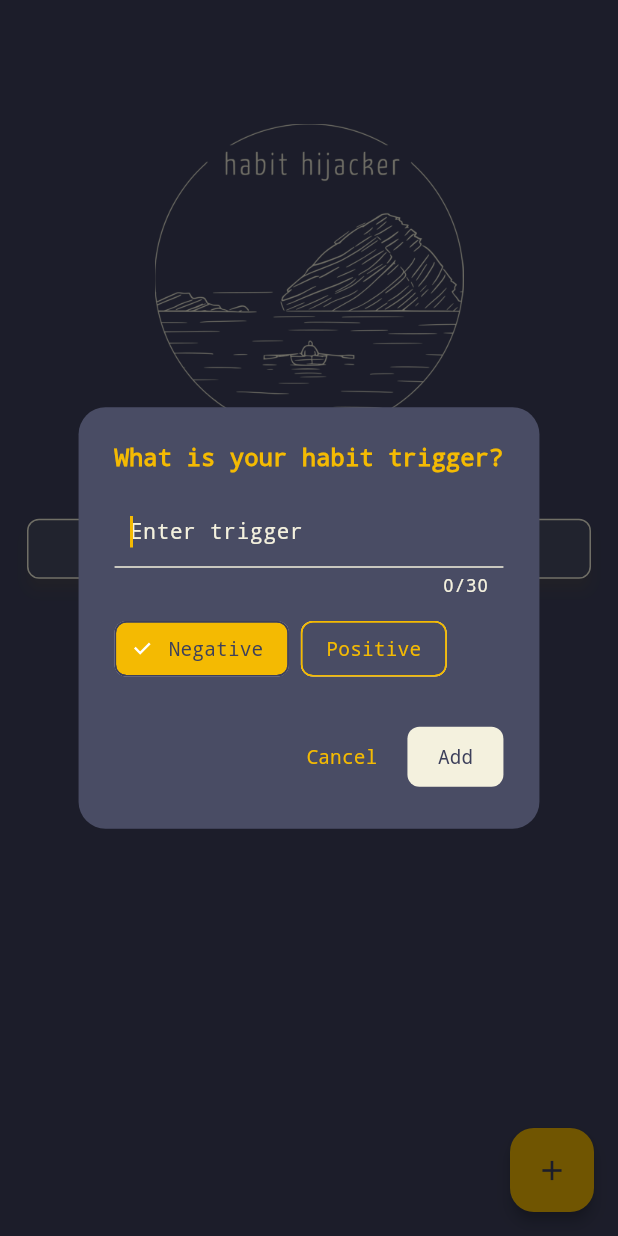
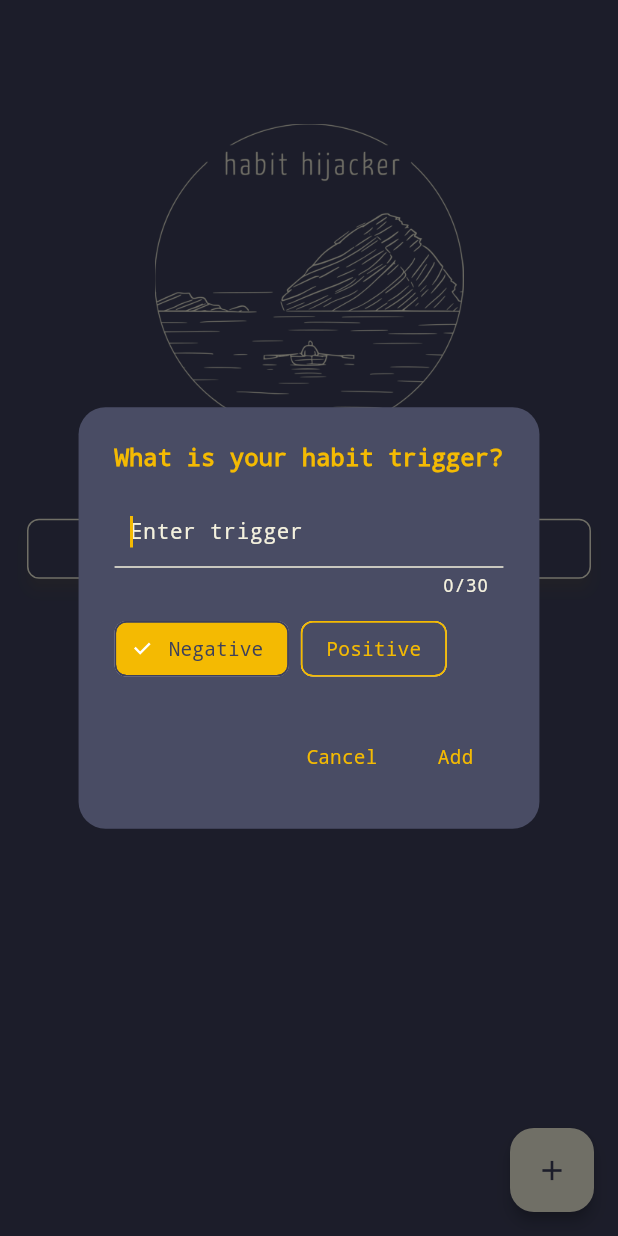
Before and after one commit to bernibra/habit_hijacker, a Flutter app: the screen it shows after launch, after a tap on the "add" icon, on a phone screen of 412 x 824 dp. Run offline on Flutter 3.47's test engine with Material 3 defaults, Android fonts, the phone set to English and light mode, and no system bars; our stand-ins replace audioplayers, confetti, fl_chart, flutter_svg, hive, hive_flutter and 1 more; accounts and stored records are empty.

Commit message:
UI: unify trigger button colors and improve add trigger dialog styling

```diff
--- a/lib/main.dart
+++ b/lib/main.dart
@@ -200,7 +200,7 @@ class _LandingPageState extends State<LandingPage> {
                         )),
                     selected: !isPositive,
                     selectedColor: cssAccent,
-                    backgroundColor: !isPositive ? cssAccent : cssSecondary,
+                    backgroundColor: cssSecondary,
                     side: BorderSide(color: !isPositive ? cssBackground : cssAccent),
                     onSelected: (selected) {
                       isPositive = false;
@@ -217,7 +217,7 @@ class _LandingPageState extends State<LandingPage> {
                         )),
                     selected: isPositive,
                     selectedColor: cssAccent,
-                    backgroundColor: isPositive ? cssAccent : cssSecondary,
+                    backgroundColor: cssSecondary,
                     side: BorderSide(color: isPositive ? cssBackground : cssAccent),
                     onSelected: (selected) {
                       isPositive = true;
@@ -242,14 +242,7 @@ class _LandingPageState extends State<LandingPage> {
                   _addTrigger(newTrigger.trim(), isPositive);
                 }
               },
-              style: TextButton.styleFrom(
-                backgroundColor: cssText,
-                foregroundColor: cssBackground,
-                textStyle: TextStyle(fontFamily: cssMonoFont, fontSize: 13),
-                padding: const EdgeInsets.symmetric(horizontal: 18, vertical: 8),
-                shape: RoundedRectangleBorder(borderRadius: BorderRadius.circular(8)),
-              ),
-              child: Text('Add'),
+              child: Text('Add', style: TextStyle(fontFamily: cssMonoFont, fontSize: 13)),
             ),
           ],
         );
@@ -338,11 +331,10 @@ class _LandingPageState extends State<LandingPage> {
             child: Column(
               mainAxisSize: MainAxisSize.min,
               children: [
-                // First button: always the positive response (yellow)
                 ElevatedButton(
                   onPressed: () {
                     Navigator.of(context).pop();
-                    _handleTriggerAction(trigger, trigger.isPositive); // true for positive, false for negative
+                    _handleTriggerAction(trigger, true); // averted
                   },
                   style: ElevatedButton.styleFrom(
                     backgroundColor: cssAccent,
@@ -353,14 +345,13 @@ class _LandingPageState extends State<LandingPage> {
                     elevation: 4,
                     shadowColor: cssShadow,
                   ),
-                  child: Text(trigger.isPositive ? 'indulged' : 'averted', style: TextStyle(fontFamily: cssMonoFont, fontSize: 15)),
+                  child: Text('averted', style: TextStyle(fontFamily: cssMonoFont, fontSize: 15)),
                 ),
                 const SizedBox(height: 10),
-                // Second button: always the negative response (secondary)
                 ElevatedButton(
                   onPressed: () {
                     Navigator.of(context).pop();
-                    _handleTriggerAction(trigger, !trigger.isPositive); // false for positive, true for negative
+                    _handleTriggerAction(trigger, false); // indulged
                   },
                   style: ElevatedButton.styleFrom(
                     backgroundColor: cssSecondary,
@@ -371,7 +362,7 @@ class _LandingPageState extends State<LandingPage> {
                     elevation: 4,
                     shadowColor: cssShadow,
                   ),
-                  child: Text(trigger.isPositive ? 'averted' : 'indulged', style: TextStyle(fontFamily: cssMonoFont, fontSize: 15)),
+                  child: Text('indulged', style: TextStyle(fontFamily: cssMonoFont, fontSize: 15)),
                 ),
               ],
             ),
@@ -404,7 +395,7 @@ class _LandingPageState extends State<LandingPage> {
                     onPressed: () {
                       Navigator.of(context).pop();
                       Navigator.of(context).push(MaterialPageRoute(
-                        builder: (context) => StatsPage(triggerText: trigger.text, isPositive: trigger.isPositive, averted: null, showStats: true),
+                        builder: (context) => StatsPage(triggerText: trigger.text, isPositive: trigger.isPositive, averted: null),
                       ));
                     },
                   ),
@@ -552,16 +543,16 @@ class _LandingPageState extends State<LandingPage> {
                       padding: const EdgeInsets.symmetric(vertical: 4, horizontal: 10), // Less vertical margin
                       child: ElevatedButton(
                         style: ElevatedButton.styleFrom(
-                          backgroundColor: trigger.isPositive ? cssAccent : cssSecondary,
-                          foregroundColor: trigger.isPositive ? cssBackground : cssText,
-                          padding: const EdgeInsets.symmetric(vertical: 10, horizontal: 14), // Thinner padding
-                          shape: RoundedRectangleBorder(borderRadius: BorderRadius.circular(8)), // Less round
+                          backgroundColor: cssBackground,
+                          foregroundColor: cssText,
+                          padding: const EdgeInsets.symmetric(vertical: 10, horizontal: 14),
+                          shape: RoundedRectangleBorder(borderRadius: BorderRadius.circular(8)),
                           elevation: 4,
                           shadowColor: cssShadow,
-                          side: BorderSide(color: trigger.isPositive ? cssAccent : cssText, width: 1), // Thinner border
+                          side: BorderSide(color: cssText, width: 1),
                           textStyle: TextStyle(
                             fontFamily: 'monospace',
-                            fontWeight: FontWeight.w300, // Thin font
+                            fontWeight: FontWeight.w300,
                             fontSize: 15,
                           ),
                         ),
@@ -577,10 +568,10 @@ class _LandingPageState extends State<LandingPage> {
                             style: TextStyle(
                               fontFamily: 'monospace',
                               fontSize: 14,
-                              fontWeight: FontWeight.w300, // Thin font
+                              fontWeight: FontWeight.w300,
                               letterSpacing: 0.5,
                               overflow: TextOverflow.ellipsis,
-                              color: trigger.isPositive ? cssBackground : cssText,
+                              color: cssText,
                             ),
                             maxLines: 1,
                           ),
@@ -594,7 +585,7 @@ class _LandingPageState extends State<LandingPage> {
           ),
           floatingActionButton: FloatingActionButton(
             onPressed: _showAddTriggerDialog,
-            backgroundColor: cssAccent,
+            backgroundColor: cssText,
             child: Icon(Icons.add, color: cssBackground, size: 22),
             tooltip: 'Add Trigger',
             elevation: 4,
@@ -629,21 +620,14 @@ class StatsPage extends StatefulWidget {
   final bool isPositive;
   final bool showCelebration;
   final bool? averted; // Made nullable
-  final bool showStats;
-  const StatsPage({super.key, required this.triggerText, required this.isPositive, this.showCelebration = false, this.averted, this.showStats = false});
+  const StatsPage({super.key, required this.triggerText, required this.isPositive, this.showCelebration = false, this.averted});
 
   @override
   State<StatsPage> createState() => _StatsPageState();
 }
 
 class _StatsPageState extends State<StatsPage> {
-  late bool _showStats;
-
-  @override
-  void initState() {
-    super.initState();
-    _showStats = widget.showStats;
-  }
+  bool _showStats = false;
 
   List<TriggerResponse> _getResponses() {
     final box = Hive.box<TriggerResponse>('responses');
```
